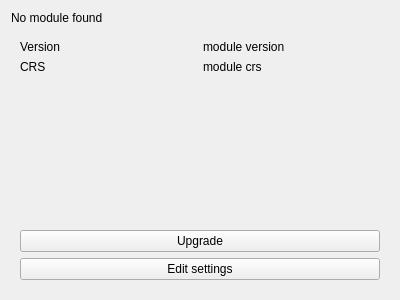
The window that oqtopus/ui/module_widget.ui (ponceta/oqtopus) describes before a commit, drawn with Qt 5.
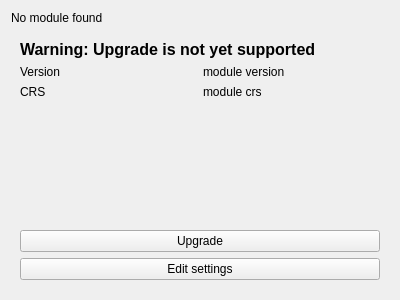
The same window after the commit. Custom widgets are drawn as their Qt base class.

Diff of the .ui file:
```diff
--- a/oqtopus/ui/module_widget.ui
+++ b/oqtopus/ui/module_widget.ui
@@ -100,49 +100,28 @@
      </widget>
      <widget class="QWidget" name="moduleInfo_stackedWidget_pageUpgrade">
       <layout class="QGridLayout" name="gridLayout_10">
-       <item row="0" column="0">
+       <item row="1" column="0">
         <widget class="QLabel" name="label_12">
          <property name="text">
           <string>Version</string>
          </property>
         </widget>
        </item>
-       <item row="0" column="1">
-        <widget class="QLabel" name="label_15">
-         <property name="text">
-          <string>module version</string>
-         </property>
-        </widget>
-       </item>
-       <item row="3" column="0" colspan="2">
+       <item row="4" column="0" colspan="2">
         <widget class="QPushButton" name="moduleInfo_upgrade_pushButton">
          <property name="text">
           <string>Upgrade</string>
          </property>
         </widget>
        </item>
-       <item row="1" column="1">
-        <widget class="QLabel" name="label_16">
-         <property name="text">
-          <string>module crs</string>
-         </property>
-        </widget>
-       </item>
-       <item row="1" column="0">
+       <item row="2" column="0">
         <widget class="QLabel" name="label_13">
          <property name="text">
           <string>CRS</string>
          </property>
         </widget>
        </item>
-       <item row="4" column="0" colspan="2">
-        <widget class="QPushButton" name="pushButton_7">
-         <property name="text">
-          <string>Edit settings</string>
-         </property>
-        </widget>
-       </item>
-       <item row="2" column="0">
+       <item row="3" column="0">
         <spacer name="verticalSpacer_4">
          <property name="orientation">
           <enum>Qt::Vertical</enum>
@@ -155,6 +134,41 @@
          </property>
         </spacer>
        </item>
+       <item row="1" column="1">
+        <widget class="QLabel" name="label_15">
+         <property name="text">
+          <string>module version</string>
+         </property>
+        </widget>
+       </item>
+       <item row="5" column="0" colspan="2">
+        <widget class="QPushButton" name="pushButton_7">
+         <property name="text">
+          <string>Edit settings</string>
+         </property>
+        </widget>
+       </item>
+       <item row="2" column="1">
+        <widget class="QLabel" name="label_16">
+         <property name="text">
+          <string>module crs</string>
+         </property>
+        </widget>
+       </item>
+       <item row="0" column="0" colspan="2">
+        <widget class="QLabel" name="label">
+         <property name="font">
+          <font>
+           <pointsize>12</pointsize>
+           <weight>75</weight>
+           <bold>true</bold>
+          </font>
+         </property>
+         <property name="text">
+          <string>Warning: Upgrade is not yet supported</string>
+         </property>
+        </widget>
+       </item>
       </layout>
      </widget>
     </widget>
```
